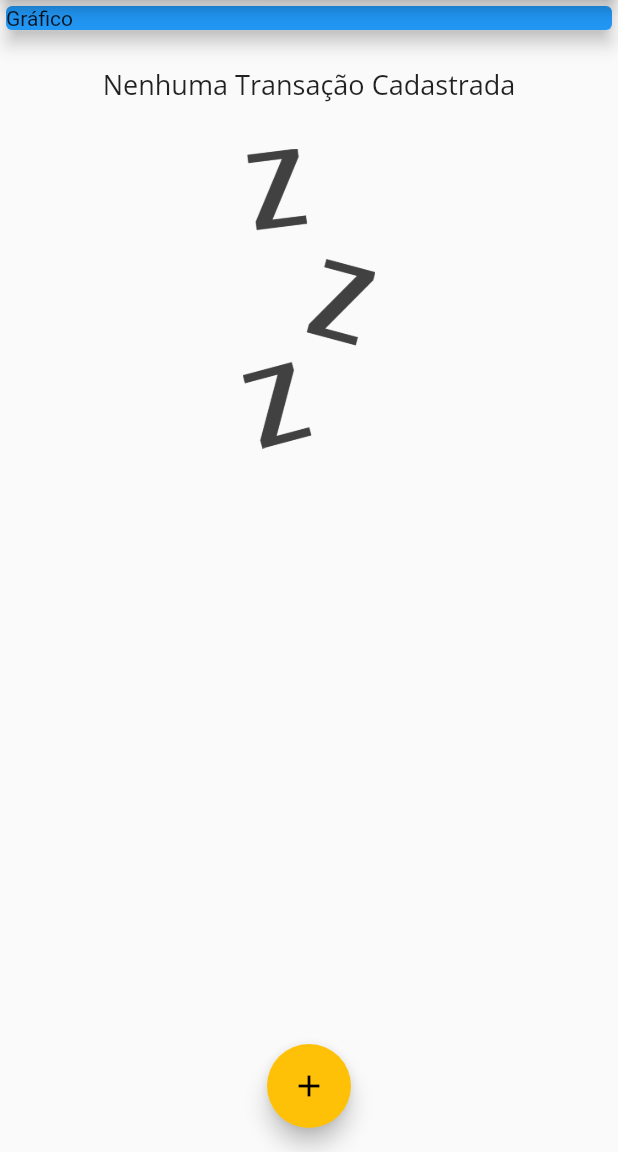
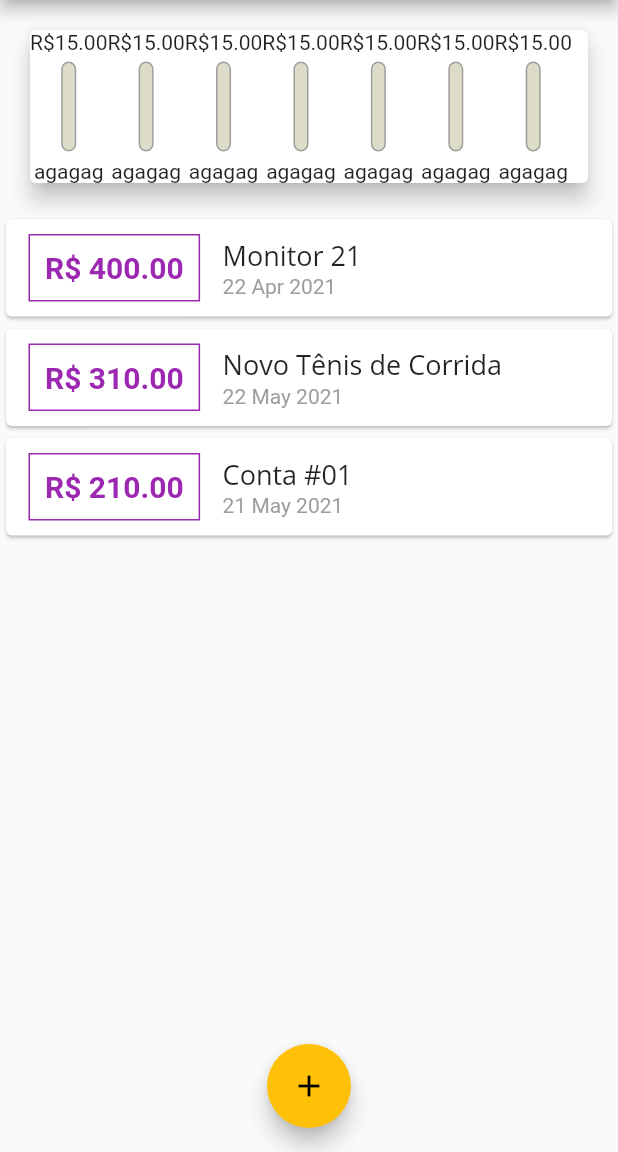
Before and after one commit to altenir/cod3r_expenses, a Flutter app: the screen it shows after launch, on a phone screen of 412 x 824 dp, the part 84-1236 px from its top. Run offline on Flutter 3.47's test engine with Material 2 defaults, Android fonts, the phone set to English and light mode, and no system bars.

Commit message:
chartBar

```diff
--- /dev/null
+++ b/lib/components/chart.dart
@@ -0,0 +1,47 @@
+import 'package:expenses/components/chart_bar.dart';
+import 'package:expenses/models/transaction.dart';
+import 'package:flutter/material.dart';
+import 'package:intl/intl.dart';
+
+class Chart extends StatelessWidget {
+  final List<Transaction> recentTransaction;
+  Chart(this.recentTransaction);
+
+  List<Map<String, Object>> get groupedTransactions {
+    return List.generate(7, (index) {
+      final weekDay = DateTime.now().subtract(
+        Duration(days: index),
+      );
+
+      double totalSum = 0.0;
+
+      for (var i = 0; i < recentTransaction.length; i++) {
+        bool sameDay = recentTransaction[i].date.day == weekDay.day;
+        bool sameMonth = recentTransaction[i].date.month == weekDay.month;
+        bool sameYear = recentTransaction[i].date.year == weekDay.year;
+        if (sameDay && sameMonth && sameYear) {
+          totalSum += recentTransaction[i].value;
+        }
+      }
+      return {'day': DateFormat.E().format(weekDay)[0], 'value': totalSum};
+    });
+  }
+
+  @override
+  Widget build(BuildContext context) {
+    groupedTransactions;
+    return Card(
+      elevation: 6,
+      margin: EdgeInsets.all(20),
+      child: Row(
+        children: groupedTransactions.map((tr) {
+          return ChartBar(
+            label: 'agagag',
+            value: 15,
+            percentage: 0,
+          );
+        }).toList(),
+      ),
+    );
+  }
+}
--- /dev/null
+++ b/lib/components/chart_bar.dart
@@ -0,0 +1,47 @@
+import 'package:flutter/material.dart';
+
+class ChartBar extends StatelessWidget {
+  final String label;
+  final double value;
+  final double percentage;
+
+  ChartBar({
+    required this.label,
+    required this.value,
+    required this.percentage,
+  });
+
+  @override
+  Widget build(BuildContext context) {
+    return Column(
+      children: <Widget>[
+        Text('R\$${value.toStringAsFixed(2)}'),
+        SizedBox(
+          height: 5,
+        ),
+        Container(
+          height: 60,
+          width: 10,
+          child: Stack(
+            children: [
+              Container(
+                decoration: BoxDecoration(
+                  border: Border.all(
+                    color: Colors.grey,
+                    width: 1.0,
+                  ),
+                  color: Color.fromRGBO(220, 220, 200, 1),
+                  borderRadius: BorderRadius.circular(5),
+                ),
+              )
+            ],
+          ),
+        ),
+        SizedBox(
+          height: 5,
+        ),
+        Text(label),
+      ],
+    );
+  }
+}
--- a/lib/main.dart
+++ b/lib/main.dart
@@ -1,4 +1,5 @@
 import 'dart:math';
+import 'package:expenses/components/chart.dart';
 import 'package:expenses/components/transaction_form.dart';
 import 'package:expenses/components/transaction_list.dart';
 import 'package:expenses/models/transaction.dart';
@@ -43,19 +44,33 @@ class MyHomePage extends StatefulWidget {
 
 class _MyHomePageState extends State<MyHomePage> {
   final List<Transaction> _transactions = [
-    // Transaction(
-    //   id: 't1',
-    //   title: 'Novo Tênis de Corrida',
-    //   value: 310.76,
-    //   date: DateTime.now(),
-    // ),
-    // Transaction(
-    //   id: 't2',
-    //   title: 'Conta #01',
-    //   value: 211.30,
-    //   date: DateTime.now(),
-    // ),
+    Transaction(
+      id: 't1',
+      title: 'Monitor 21',
+      value: 400.00,
+      date: DateTime.now().subtract(Duration(days: 33)),
+    ),
+    Transaction(
+      id: 't1',
+      title: 'Novo Tênis de Corrida',
+      value: 310.00,
+      date: DateTime.now().subtract(Duration(days: 3)),
+    ),
+    Transaction(
+      id: 't2',
+      title: 'Conta #01',
+      value: 210.00,
+      date: DateTime.now().subtract(Duration(days: 4)),
+    ),
   ];
+
+  List<Transaction> get _recentTransactions {
+    return _transactions.where((tr) {
+      return tr.date.isAfter(DateTime.now().subtract(
+        Duration(days: 7),
+      ));
+    }).toList();
+  }
 
   _addTransaction(String title, double value) {
     final newTransaction = Transaction(
@@ -99,13 +114,7 @@ class _MyHomePageState extends State<MyHomePage> {
         child: Column(
           crossAxisAlignment: CrossAxisAlignment.stretch,
           children: <Widget>[
-            Container(
-              child: Card(
-                color: Colors.blue,
-                child: Text('Gráfico'),
-                elevation: 5,
-              ),
-            ),
+            Chart(_recentTransactions),
             TransactionList(_transactions),
           ],
         ),
```
Also changed, not shown: lib/components/nao usado_transaction_user.dart (renamed from lib/components/transaction_user.dart).
